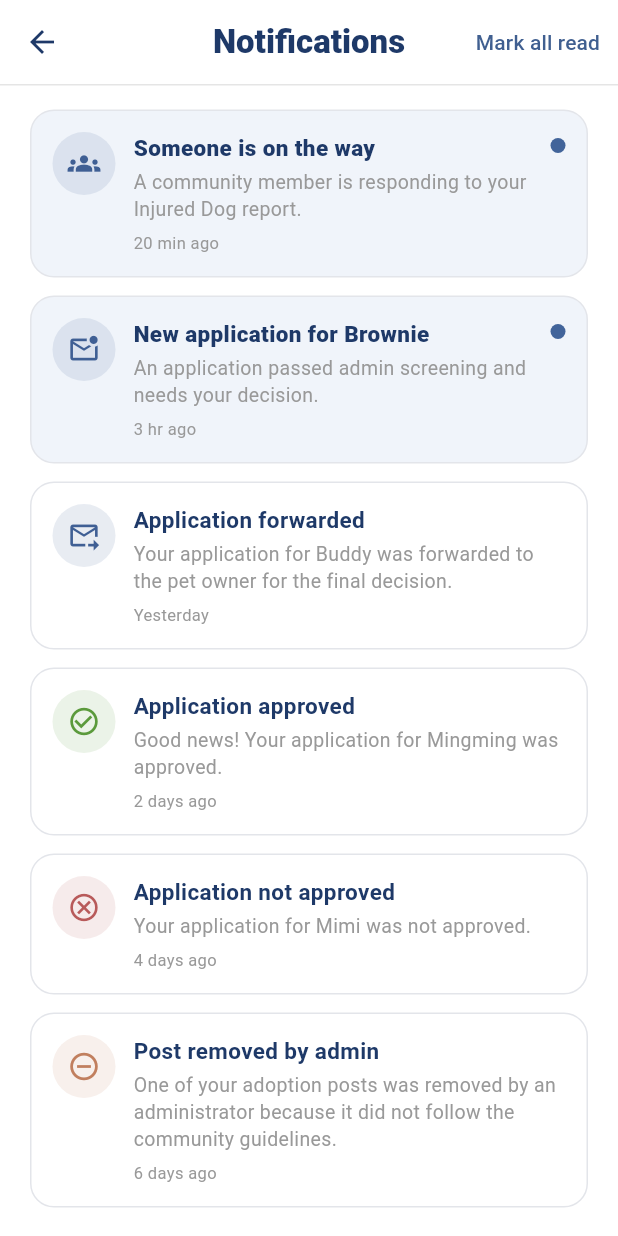
After one commit to deynblip/IT331_FinalProject_Pawnder, a Flutter app: the NotificationsScreen screen opened directly, on a phone screen of 412 x 824 dp. The commit adds this screen. Run offline on Flutter 3.47's test engine with Material 3 defaults, Android fonts, the phone set to English and light mode, and no system bars; our stand-ins replace flutter_map, geocoding, geolocator, image_picker, latlong2; Roboto replaces fonts that are missing (Nunito).

Commit message:
Add in-app notifications with bell badge and settings switches

```diff
--- /dev/null
+++ b/lib/models/app_notification.dart
@@ -0,0 +1,58 @@
+enum NotificationType {
+  rescueResponse, // someone is responding to the user's stray report
+  applicationForOwner, // an application for the user's pet needs a decision
+  applicationForwarded, // the user's application was forwarded to the owner
+  applicationApproved,
+  applicationRejected,
+  postRemoved, // an adoption post was removed by an admin
+}
+
+class AppNotification {
+  final String id;
+  final NotificationType type;
+  final String title;
+  final String message;
+  final DateTime createdAt;
+  final bool read;
+
+  /// The report / application the notification is about (may be null).
+  final String? targetId;
+
+  const AppNotification({
+    required this.id,
+    required this.type,
+    required this.title,
+    required this.message,
+    required this.createdAt,
+    this.read = false,
+    this.targetId,
+  });
+
+  AppNotification copyWith({bool? read}) {
+    return AppNotification(
+      id: id,
+      type: type,
+      title: title,
+      message: message,
+      createdAt: createdAt,
+      read: read ?? this.read,
+      targetId: targetId,
+    );
+  }
+
+  /// Example: "5 min ago", "Yesterday", "November 12, 2026"
+  String get timeText {
+    final diff = DateTime.now().difference(createdAt);
+    if (diff.inMinutes < 1) return 'Just now';
+    if (diff.inMinutes < 60) return '${diff.inMinutes} min ago';
+    if (diff.inHours < 24) return '${diff.inHours} hr ago';
+    if (diff.inDays == 1) return 'Yesterday';
+    if (diff.inDays < 7) return '${diff.inDays} days ago';
+
+    const months = [
+      'January', 'February', 'March', 'April', 'May', 'June', 'July',
+      'August', 'September', 'October', 'November', 'December'
+    ];
+    return '${months[createdAt.month - 1]} ${createdAt.day}, ${createdAt.year}';
+  }
+}
--- /dev/null
+++ b/lib/screens/notifications_screen.dart
@@ -0,0 +1,266 @@
+import 'package:flutter/material.dart';
+
+import '../data/mock_reports.dart';
+import '../models/app_notification.dart';
+import '../services/application_service.dart';
+import '../services/notification_service.dart';
+import '../utils/app_colors.dart';
+import '../utils/report_style.dart';
+import 'application_details_screen.dart';
+import 'owner_application_screen.dart';
+import 'report_details_screen.dart';
+
+/// Opened from the bell icon. Newest first. Tapping a notification opens the
+/// related report or application.
+class NotificationsScreen extends StatelessWidget {
+  const NotificationsScreen({super.key});
+
+  void _snack(BuildContext context, String message) {
+    ScaffoldMessenger.of(context)
+      ..hideCurrentSnackBar()
+      ..showSnackBar(SnackBar(content: Text(message)));
+  }
+
+  void _open(BuildContext context, AppNotification n) {
+    NotificationService.markRead(n.id);
+    final id = n.targetId;
+
+    switch (n.type) {
+      case NotificationType.rescueResponse:
+        final report = mockReports.where((r) => r.id == id).firstOrNull;
+        if (report == null) return _snack(context, 'This report is gone.');
+        Navigator.push(
+          context,
+          MaterialPageRoute(
+            builder: (_) => ReportDetailsScreen(
+              report: report,
+              onChanged: (_) {}, // TEMP
+            ),
+          ),
+        );
+
+      case NotificationType.applicationForwarded:
+      case NotificationType.applicationApproved:
+      case NotificationType.applicationRejected:
+        final app = ApplicationService.forCurrentUser()
+            .where((a) => a.id == id)
+            .firstOrNull;
+        if (app == null) {
+          return _snack(context, 'This application is no longer available.');
+        }
+        Navigator.push(
+          context,
+          MaterialPageRoute(
+            builder: (_) => ApplicationDetailsScreen(application: app),
+          ),
+        );
+
+      case NotificationType.applicationForOwner:
+        final app = ApplicationService.forMyPets()
+            .where((a) => a.id == id)
+            .firstOrNull;
+        if (app == null) {
+          return _snack(context, 'This application is no longer available.');
+        }
+        Navigator.push(
+          context,
+          MaterialPageRoute(
+            builder: (_) => OwnerApplicationScreen(application: app),
+          ),
+        );
+
+      case NotificationType.postRemoved:
+      // Nothing to open (the post is gone), so show the full message.
+        showDialog<void>(
+          context: context,
+          builder: (dialogContext) => AlertDialog(
+            title: Text(
+              n.title,
+              style: const TextStyle(
+                color: kNavy,
+                fontWeight: FontWeight.w800,
+              ),
+            ),
+            content: Text(n.message),
+            actions: [
+              TextButton(
+                onPressed: () => Navigator.pop(dialogContext),
+                child: const Text('OK'),
+              ),
+            ],
+          ),
+        );
+    }
+  }
+
+  @override
+  Widget build(BuildContext context) {
+    return Scaffold(
+      backgroundColor: Colors.white,
+      appBar: AppBar(
+        backgroundColor: Colors.white,
+        foregroundColor: kNavy,
+        surfaceTintColor: Colors.transparent,
+        elevation: 0,
+        title: const Text(
+          'Notifications',
+          style: TextStyle(color: kNavy, fontWeight: FontWeight.w800),
+        ),
+        centerTitle: true,
+        actions: [
+          ListenableBuilder(
+            listenable: NotificationService.changes,
+            builder: (context, _) => TextButton(
+              onPressed: NotificationService.unreadCount == 0
+                  ? null
+                  : NotificationService.markAllRead,
+              child: const Text('Mark all read'),
+            ),
+          ),
+        ],
+        bottom: const PreferredSize(
+          preferredSize: Size.fromHeight(1),
+          child: Divider(height: 1, thickness: 1, color: Color(0xFFE5E5E5)),
+        ),
+      ),
+      body: ListenableBuilder(
+        listenable: NotificationService.changes,
+        builder: (context, _) {
+          final items = NotificationService.all;
+
+          if (items.isEmpty) {
+            return Center(
+              child: Padding(
+                padding: const EdgeInsets.symmetric(horizontal: 32),
+                child: Column(
+                  mainAxisSize: MainAxisSize.min,
+                  children: [
+                    const Icon(Icons.notifications_none,
+                        size: 48, color: kHintGray),
+                    const SizedBox(height: 12),
+                    Text(
+                      NotificationService.pushEnabled
+                          ? 'No notifications yet.'
+                          : 'Notifications are turned off. '
+                          'You can turn them on in Settings.',
+                      textAlign: TextAlign.center,
+                      style: const TextStyle(color: kHintGray),
+                    ),
+                  ],
+                ),
+              ),
+            );
+          }
+
+          return ListView.separated(
+            padding: const EdgeInsets.fromLTRB(20, 16, 20, 24),
+            itemCount: items.length,
+            separatorBuilder: (_, __) => const SizedBox(height: 12),
+            itemBuilder: (_, i) => _NotificationCard(
+              notification: items[i],
+              onTap: () => _open(context, items[i]),
+            ),
+          );
+        },
+      ),
+    );
+  }
+}
+
+class _NotificationCard extends StatelessWidget {
+  final AppNotification notification;
+  final VoidCallback onTap;
+
+  const _NotificationCard({required this.notification, required this.onTap});
+
+  IconData get _icon => switch (notification.type) {
+    NotificationType.rescueResponse => Icons.groups,
+    NotificationType.applicationForOwner =>
+    Icons.mark_email_unread_outlined,
+    NotificationType.applicationForwarded => Icons.forward_to_inbox,
+    NotificationType.applicationApproved => Icons.check_circle_outline,
+    NotificationType.applicationRejected => Icons.cancel_outlined,
+    NotificationType.postRemoved => Icons.remove_circle_outline,
+  };
+
+  Color get _color => switch (notification.type) {
+    NotificationType.applicationApproved => ReportColors.green,
+    NotificationType.applicationRejected => ReportColors.red,
+    NotificationType.postRemoved => ReportColors.orange,
+    _ => ReportColors.blue,
+  };
+
+  @override
+  Widget build(BuildContext context) {
+    final unread = !notification.read;
+
+    return InkWell(
+      borderRadius: BorderRadius.circular(16),
+      onTap: onTap,
+      child: Container(
+        padding: const EdgeInsets.all(14),
+        decoration: BoxDecoration(
+          color: unread ? const Color(0xFFF0F4FA) : Colors.white,
+          borderRadius: BorderRadius.circular(16),
+          border: Border.all(color: const Color(0xFFE3E5EA)),
+        ),
+        child: Row(
+          crossAxisAlignment: CrossAxisAlignment.start,
+          children: [
+            Container(
+              width: 42,
+              height: 42,
+              decoration: BoxDecoration(
+                color: _color.withValues(alpha: 0.12),
+                shape: BoxShape.circle,
+              ),
+              child: Icon(_icon, color: _color, size: 22),
+            ),
+            const SizedBox(width: 12),
+            Expanded(
+              child: Column(
+                crossAxisAlignment: CrossAxisAlignment.start,
+                children: [
+                  Text(
+                    notification.title,
+                    style: TextStyle(
+                      color: kNavy,
+                      fontSize: 15,
+                      fontWeight: unread ? FontWeight.w800 : FontWeight.w600,
+                    ),
+                  ),
+                  const SizedBox(height: 3),
+                  Text(
+                    notification.message,
+                    style: const TextStyle(
+                      color: kHintGray,
+                      fontSize: 13,
+                      height: 1.4,
+                    ),
+                  ),
+                  const SizedBox(height: 6),
+                  Text(
+                    notification.timeText,
+                    style: const TextStyle(color: kHintGray, fontSize: 11),
+                  ),
+                ],
+              ),
+            ),
+            if (unread)
+              Padding(
+                padding: const EdgeInsets.only(left: 8, top: 4),
+                child: Container(
+                  width: 10,
+                  height: 10,
+                  decoration: const BoxDecoration(
+                    color: kBlue,
+                    shape: BoxShape.circle,
+                  ),
+                ),
+              ),
+          ],
+        ),
+      ),
+    );
+  }
+}
--- a/lib/services/application_service.dart
+++ b/lib/services/application_service.dart
@@ -9,8 +9,10 @@ import 'package:flutter/foundation.dart';
 
 import '../models/adoption_application.dart';
 import '../models/adoption_pet.dart';
+import '../models/app_notification.dart';
 import 'adoption_service.dart';
 import 'auth_service.dart';
+import 'notification_service.dart';
 
 class ApplicationService {
   static final List<AdoptionApplication> _applications = [];
@@ -19,6 +21,46 @@ class ApplicationService {
   static final ValueNotifier<int> changes = ValueNotifier<int>(0);
 
   static void _notify() => changes.value++;
+
+  /// Tells the applicant that their application moved forward or was decided.
+  /// Only for the logged-in user's own real applications (the sample ones
+  /// are skipped). Later, the backend will send this to the right user.
+  static void _notifyApplicant(AdoptionApplication a) {
+    final email = AuthService.currentEmail;
+    if (email == null || a.applicantEmail != email) return;
+
+    final NotificationType type;
+    final String title;
+    final String message;
+    switch (a.status) {
+      case ApplicationStatus.forwardedToOwner:
+        type = NotificationType.applicationForwarded;
+        title = 'Application forwarded';
+        message = 'Your application for ${a.petName} passed screening and '
+            'was forwarded to ${a.posterName}, who will make the final '
+            'decision.';
+        break;
+      case ApplicationStatus.approved:
+        type = NotificationType.applicationApproved;
+        title = 'Application approved';
+        message = 'Good news! Your application for ${a.petName} was approved.';
+        break;
+      case ApplicationStatus.rejected:
+        type = NotificationType.applicationRejected;
+        title = 'Application not approved';
+        message = 'Your application for ${a.petName} was not approved.';
+        break;
+      case ApplicationStatus.pendingScreening:
+        return; // nothing to announce yet
+    }
+
+    NotificationService.add(
+      type: type,
+      title: title,
+      message: message,
+      targetId: a.id,
+    );
+  }
 
   // TEMP: sample applications so you can SEE all 4 statuses before the
   // admin and pet-owner screens exist. Set to false to hide them.
@@ -208,6 +250,7 @@ class ApplicationService {
     if (i == -1) throw StateError('Application not found.');
 
     _applications[i] = _applications[i].copyWith(status: status);
+    _notifyApplicant(_applications[i]);
     _notify();
   }
 
@@ -240,6 +283,7 @@ class ApplicationService {
     final i = _applications.indexWhere((a) => a.id == id);
     if (i != -1) {
       _applications[i] = check(_applications[i]);
+      _notifyApplicant(_applications[i]);
       _notify();
       return;
     }
--- /dev/null
+++ b/lib/services/notification_service.dart
@@ -0,0 +1,158 @@
+// ======================================
+// TEMPORARY IN-MEMORY NOTIFICATION STORE
+// ======================================
+// Sample notifications so you can SEE every type before the backend exists.
+// They reset every time the app restarts.
+// Later, the backend will create these (for example when an admin forwards
+// an application) and this service will just read them.
+
+import 'package:flutter/foundation.dart';
+
+import '../models/app_notification.dart';
+
+class NotificationService {
+  static DateTime _ago(Duration d) => DateTime.now().subtract(d);
+
+  // targetId values match the sample data:
+  //   report '1'      = Injured Dog (posted by the logged-in user)
+  //   'demo1'..'demo3' = the user's applications, 'demo4' = application for
+  //   the user's own pet (Brownie)
+  static final List<AppNotification> _items = [
+    AppNotification(
+      id: 'n1',
+      type: NotificationType.rescueResponse,
+      title: 'Someone is on the way',
+      message: 'A community member is responding to your Injured Dog report.',
+      createdAt: _ago(const Duration(minutes: 20)),
+      targetId: '1',
+    ),
+    AppNotification(
+      id: 'n2',
+      type: NotificationType.applicationForOwner,
+      title: 'New application for Brownie',
+      message: 'An application passed admin screening and needs your '
+          'decision.',
+      createdAt: _ago(const Duration(hours: 3)),
+      targetId: 'demo4',
+    ),
+    AppNotification(
+      id: 'n3',
+      type: NotificationType.applicationForwarded,
+      title: 'Application forwarded',
+      message: 'Your application for Buddy was forwarded to the pet owner '
+          'for the final decision.',
+      createdAt: _ago(const Duration(days: 1, hours: 1)),
+      read: true,
+      targetId: 'demo1',
+    ),
+    AppNotification(
+      id: 'n4',
+      type: NotificationType.applicationApproved,
+      title: 'Application approved',
+      message: 'Good news! Your application for Mingming was approved.',
+      createdAt: _ago(const Duration(days: 2)),
+      read: true,
+      targetId: 'demo2',
+    ),
+    AppNotification(
+      id: 'n5',
+      type: NotificationType.applicationRejected,
+      title: 'Application not approved',
+      message: 'Your application for Mimi was not approved.',
+      createdAt: _ago(const Duration(days: 4)),
+      read: true,
+      targetId: 'demo3',
+    ),
+    AppNotification(
+      id: 'n6',
+      type: NotificationType.postRemoved,
+      title: 'Post removed by admin',
+      message: 'One of your adoption posts was removed by an administrator '
+          'because it did not follow the community guidelines.',
+      createdAt: _ago(const Duration(days: 6)),
+      read: true,
+    ),
+  ];
+
+  /// Bumps every time something changes so screens can refresh.
+  static final ValueNotifier<int> changes = ValueNotifier<int>(0);
+
+  static void _notify() => changes.value++;
+
+  // ---- Settings > Notifications switches ----
+  // They live here so the bell and the Notifications screen follow them.
+  // (They reset when the app restarts; save with shared_preferences later.)
+  static bool pushEnabled = true; // master switch
+  static bool reportUpdates = true; // rescue responses on your reports
+  static bool adoptionUpdates = true; // applications and adoption posts
+
+  static void setPushEnabled(bool value) {
+    pushEnabled = value;
+    _notify();
+  }
+
+  static void setReportUpdates(bool value) {
+    reportUpdates = value;
+    _notify();
+  }
+
+  static void setAdoptionUpdates(bool value) {
+    adoptionUpdates = value;
+    _notify();
+  }
+
+  /// Is this notification allowed by the user's Settings?
+  static bool _visible(AppNotification n) {
+    if (!pushEnabled) return false;
+    return switch (n.type) {
+      NotificationType.rescueResponse => reportUpdates,
+      _ => adoptionUpdates,
+    };
+  }
+
+  /// Newest first. Only the notifications the user's Settings allow.
+  static List<AppNotification> get all {
+    final list = _items.where(_visible).toList();
+    list.sort((a, b) => b.createdAt.compareTo(a.createdAt));
+    return list;
+  }
+
+  static int get unreadCount =>
+      _items.where((n) => _visible(n) && !n.read).length;
+
+  static void markRead(String id) {
+    final i = _items.indexWhere((n) => n.id == id);
+    if (i == -1 || _items[i].read) return;
+    _items[i] = _items[i].copyWith(read: true);
+    _notify();
+  }
+
+  static void markAllRead() {
+    if (unreadCount == 0) return;
+    for (var i = 0; i < _items.length; i++) {
+      if (_visible(_items[i])) _items[i] = _items[i].copyWith(read: true);
+    }
+    _notify();
+  }
+
+  /// Adds a new (unread) notification. Used by the app/backend when
+  /// something happens that the user should know about.
+  static void add({
+    required NotificationType type,
+    required String title,
+    required String message,
+    String? targetId,
+  }) {
+    _items.add(
+      AppNotification(
+        id: DateTime.now().microsecondsSinceEpoch.toString(),
+        type: type,
+        title: title,
+        message: message,
+        createdAt: DateTime.now(),
+        targetId: targetId,
+      ),
+    );
+    _notify();
+  }
+}
```
Also changed, not shown: lib/screens/drawer/settings.dart (+13 -11 lines), lib/screens/main_layout.dart (+24 -3 lines).
